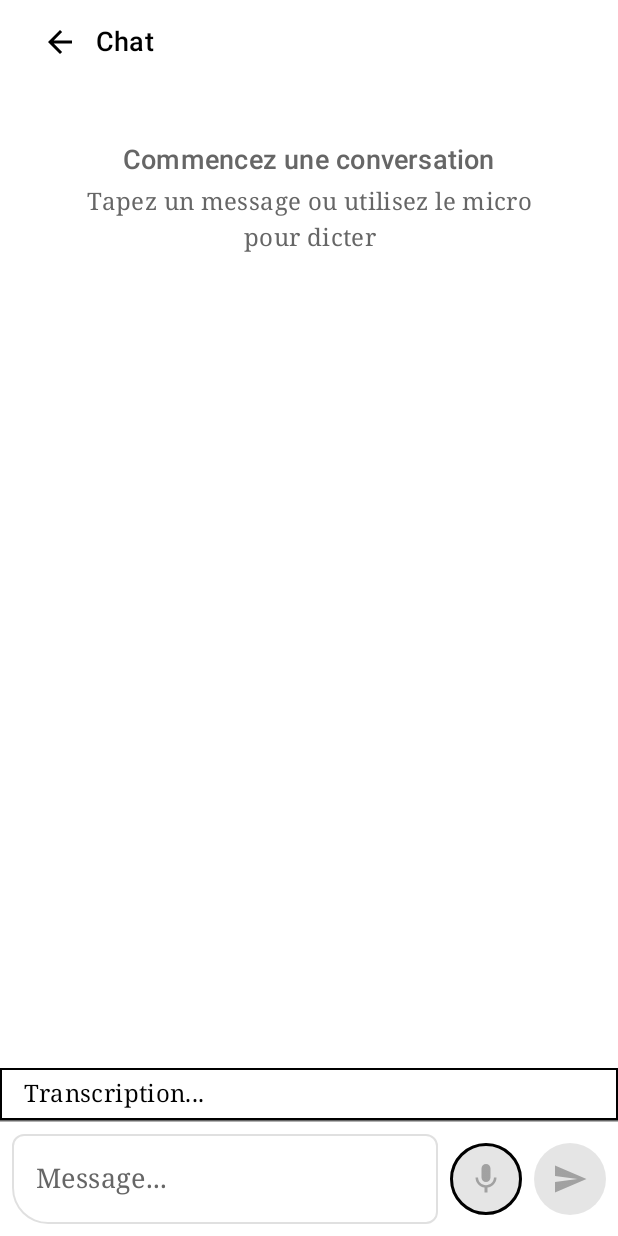
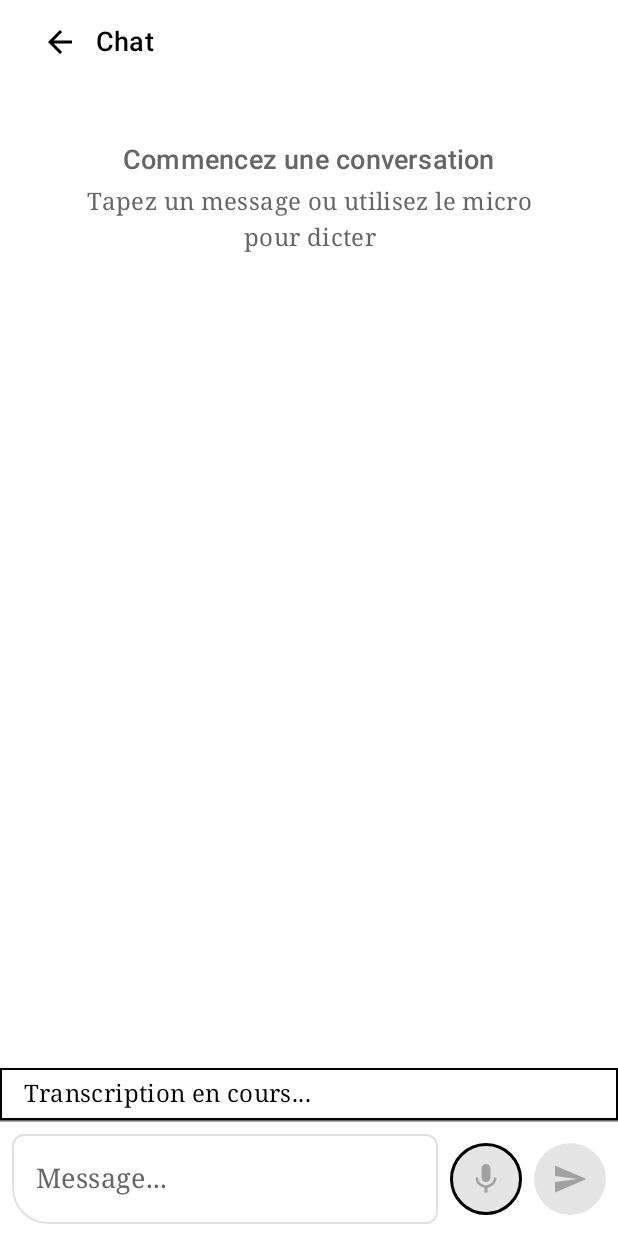
Before and after one commit to aureyien/jared-ai, an Android app built with Jetpack Compose: the composable ChatScreen shown on its own in the app's theme, after a tap on "Stop", on a phone screen of 412 x 824 dp. Run offline under Robolectric (Android 15) with nearby library versions, the phone set to English and light mode, and no system bars; our stand-ins replace Dagger/Hilt's generated code; libraries missing offline, so code that uses them is left out: com.mikepenz.markdown; 10 statements that could not run were skipped; 2 other taps on this screen came first.

```diff
--- a/app/src/main/java/com/music/sttnotes/ui/screens/chat/ChatScreen.kt
+++ b/app/src/main/java/com/music/sttnotes/ui/screens/chat/ChatScreen.kt
@@ -3,9 +3,6 @@ package com.music.sttnotes.ui.screens.chat
 import android.Manifest
 import androidx.activity.compose.rememberLauncherForActivityResult
 import androidx.activity.result.contract.ActivityResultContracts
-import androidx.compose.animation.AnimatedVisibility
-import androidx.compose.animation.fadeIn
-import androidx.compose.animation.fadeOut
 import androidx.compose.foundation.BorderStroke
 import androidx.compose.foundation.background
 import androidx.compose.foundation.border
@@ -161,20 +158,17 @@ fun ChatScreen(
         }
     }
 
-    // Auto-scroll to bottom when new message or on initial load
+    // Auto-scroll to bottom when new message or on initial load (no animation for e-ink)
     var isInitialLoad by remember { mutableStateOf(true) }
     LaunchedEffect(messages.size) {
         if (messages.isNotEmpty()) {
             if (isInitialLoad) {
-                // Instant scroll on initial load (no animation)
                 // Use a small delay to ensure list is composed
                 kotlinx.coroutines.delay(100)
-                listState.scrollToItem(messages.size - 1)
                 isInitialLoad = false
-            } else {
-                // Animated scroll for new messages
-                listState.animateScrollToItem(messages.size - 1)
             }
+            // Instant scroll for all cases (better for e-ink displays)
+            listState.scrollToItem(messages.size - 1)
         }
     }
 
@@ -257,11 +251,15 @@ fun ChatScreen(
                     verticalArrangement = Arrangement.spacedBy(12.dp)
                 ) {
                 if (messages.isEmpty()) {
-                    item {
+                    item(contentType = "empty_state") {
                         EmptyState()
                     }
                 }
-                items(messages, key = { it.id }) { message ->
+                items(
+                    items = messages,
+                    key = { it.id },
+                    contentType = { it.role } // Different types for user vs assistant messages
+                ) { message ->
                     ChatBubble(
                         message = message,
                         onSaveClick = if (message.role == "assistant" && message.content.isNotBlank()) {
@@ -271,7 +269,7 @@ fun ChatScreen(
                 }
                 // Loading indicator
                 if (chatState is ChatState.SendingToLlm) {
-                    item {
+                    item(contentType = "loading") {
                         Box(
                             modifier = Modifier.fillMaxWidth(),
                             contentAlignment = Alignment.CenterStart
@@ -282,22 +280,15 @@ fun ChatScreen(
                 }
             }
 
-                // Single scroll FAB - direction changes based on position
-                androidx.compose.animation.AnimatedVisibility(
-                    visible = showScrollFab,
-                    enter = fadeIn(),
-                    exit = fadeOut(),
-                    modifier = Modifier
-                        .align(Alignment.BottomEnd)
-                        .padding(16.dp)
-                ) {
+                // Single scroll FAB - no animation for e-ink displays
+                if (showScrollFab) {
                     FloatingActionButton(
                         onClick = {
                             coroutineScope.launch {
                                 if (scrollDirection == "down") {
-                                    listState.animateScrollToItem(messages.size)
+                                    listState.scrollToItem(messages.size)
                                 } else {
-                                    listState.animateScrollToItem(0)
+                                    listState.scrollToItem(0)
                                 }
                             }
                         },
@@ -305,7 +296,10 @@ fun ChatScreen(
                         contentColor = EInkWhite,
                         shape = CircleShape,
                         elevation = FloatingActionButtonDefaults.elevation(0.dp, 0.dp, 0.dp, 0.dp),
-                        modifier = Modifier.size(40.dp)
+                        modifier = Modifier
+                            .align(Alignment.BottomEnd)
+                            .padding(16.dp)
+                            .size(40.dp)
                     ) {
                         Icon(
                             if (scrollDirection == "down") Icons.Default.KeyboardArrowDown else Icons.Default.KeyboardArrowUp,
@@ -315,13 +309,16 @@ fun ChatScreen(
                 }
             }
 
-            // Status bar
+            // Status bar - shows all processing states for e-ink visibility
             when (val state = chatState) {
                 is ChatState.Recording -> {
                     StatusBar(text = "Enregistrement en cours...", showMic = true)
                 }
                 is ChatState.Transcribing -> {
-                    StatusBar(text = "Transcription...", showMic = false)
+                    StatusBar(text = "Transcription en cours...", showMic = false)
+                }
+                is ChatState.SendingToLlm -> {
+                    StatusBar(text = "Sending...", showMic = false)
                 }
                 is ChatState.Error -> {
                     StatusBar(text = state.message, isError = true, onDismiss = { viewModel.dismissError() })
```
